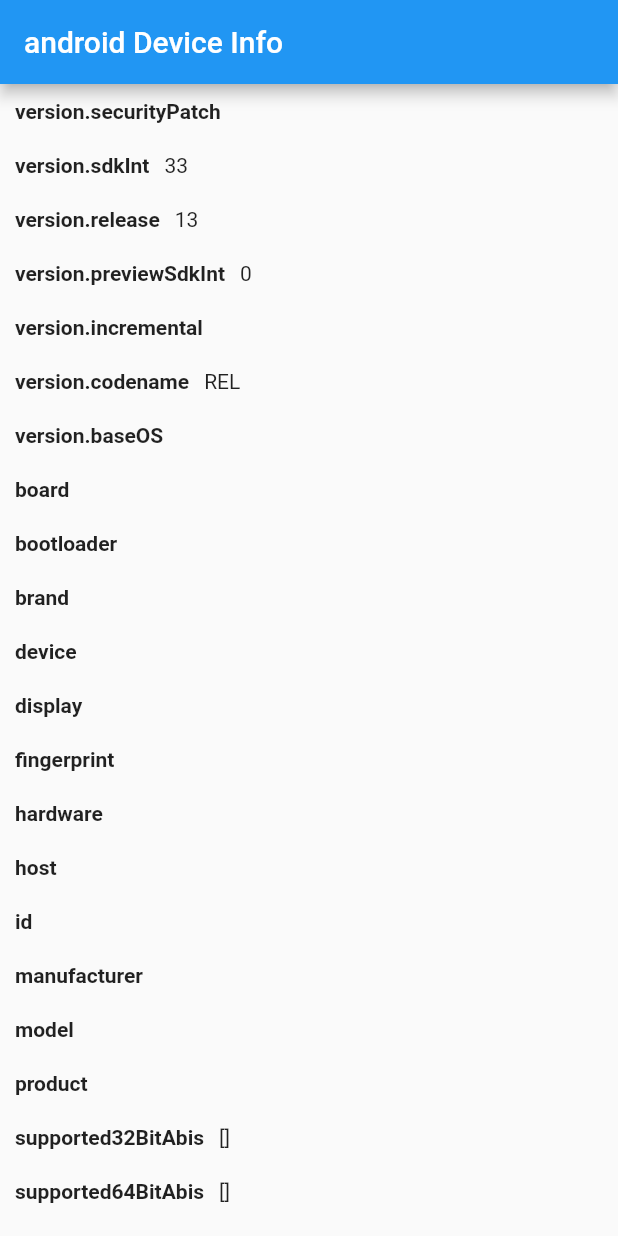
After one commit to di1shuai/sleep_early, a Flutter app: the Menu screen opened directly, after a tap on "DeviceInfo", on a phone screen of 412 x 824 dp. The commit adds this screen. Run offline on Flutter 3.47's test engine with Material 2 defaults, Android fonts, the phone set to English and light mode, and no system bars; our stand-ins replace device_info, permission_handler; missing offline and left inert: shutdown_platform.

Commit message:
device id dmo

```diff
--- /dev/null
+++ b/lib/demo/device_id.dart
@@ -0,0 +1,59 @@
+import 'dart:async';
+
+import 'dart:io';
+import 'package:flutter/material.dart';
+import 'package:flutter/services.dart';
+import 'package:device_info/device_info.dart';
+import 'package:sleep_early/component/device_id.dart';
+
+class DeviceIdPage extends StatefulWidget {
+  @override
+  _DeviceIdPageState createState() => _DeviceIdPageState();
+}
+
+class _DeviceIdPageState extends State<DeviceIdPage> {
+  static final DeviceInfoPlugin deviceInfoPlugin = DeviceInfoPlugin();
+  String _deviceId = '';
+  String _platform = '';
+
+  @override
+  void initState() {
+    super.initState();
+    initPlatformState();
+  }
+
+  Future<void> initPlatformState() async {
+    String deviceId = await DeviceId.getDeviceId;
+    String platform = Platform.operatingSystem;
+    try {
+      if (Platform.isAndroid) {
+      } else if (Platform.isIOS) {
+      } else if (Platform.isMacOS) {
+      } else if (Platform.isWindows) {
+      } else if (Platform.isLinux) {
+      } else {
+        platform = 'unknow';
+      }
+    } on PlatformException {
+
+    }
+    setState(() {
+      _deviceId = deviceId;
+      _platform = platform;
+    });
+  }
+
+  @override
+  Widget build(BuildContext context) {
+    return MaterialApp(
+      home: Scaffold(
+        appBar: AppBar(
+          title: Text(_platform + ' Device Info'),
+        ),
+        body: new Center(
+          child: Text(_deviceId),
+        ),
+      ),
+    );
+  }
+}
--- /dev/null
+++ b/lib/demo/device_info.dart
@@ -0,0 +1,142 @@
+import 'dart:async';
+
+import 'dart:io';
+import 'package:flutter/material.dart';
+import 'package:flutter/services.dart';
+import 'package:device_info/device_info.dart';
+
+class DeviceInfoPage extends StatefulWidget {
+  @override
+  _DeviceInfoPageState createState() => _DeviceInfoPageState();
+}
+
+class _DeviceInfoPageState extends State<DeviceInfoPage> {
+  static final DeviceInfoPlugin deviceInfoPlugin = DeviceInfoPlugin();
+  Map<String, dynamic> _deviceData = <String, dynamic>{};
+  String platform = '';
+
+  @override
+  void initState() {
+    super.initState();
+    initPlatformState();
+  }
+
+  Future<void> initPlatformState() async {
+    Map<String, dynamic> deviceData;
+
+    try {
+      if (Platform.isAndroid) {
+        platform = 'android';
+        deviceData = _readAndroidBuildData(await deviceInfoPlugin.androidInfo);
+      } else if (Platform.isIOS) {
+        platform = 'ios';
+        deviceData = _readIosDeviceInfo(await deviceInfoPlugin.iosInfo);
+      } else if (Platform.isMacOS) {
+        platform = 'macos';
+        deviceData = <String, dynamic>{platform: 'no support'};
+      } else if (Platform.isWindows) {
+        platform = 'windows';
+        deviceData = <String, dynamic>{platform: 'no support'};
+      } else if (Platform.isLinux) {
+        platform = 'linux';
+        deviceData = <String, dynamic>{platform: 'no support'};
+      } else {
+        platform = 'unknow';
+        deviceData = <String, dynamic>{platform: 'no support'};
+      }
+    } on PlatformException {
+      deviceData = <String, dynamic>{
+        'Error:': 'Failed to get platform version.'
+      };
+    }
+    setState(() {
+      _deviceData = deviceData;
+    });
+  }
+
+  Map<String, dynamic> _readAndroidBuildData(AndroidDeviceInfo build) {
+    return <String, dynamic>{
+      'version.securityPatch': build.version.securityPatch,
+      'version.sdkInt': build.version.sdkInt,
+      'version.release': build.version.release,
+      'version.previewSdkInt': build.version.previewSdkInt,
+      'version.incremental': build.version.incremental,
+      'version.codename': build.version.codename,
+      'version.baseOS': build.version.baseOS,
+      'board': build.board,
+      'bootloader': build.bootloader,
+      'brand': build.brand,
+      'device': build.device,
+      'display': build.display,
+      'fingerprint': build.fingerprint,
+      'hardware': build.hardware,
+      'host': build.host,
+      'id': build.id,
+      'manufacturer': build.manufacturer,
+      'model': build.model,
+      'product': build.product,
+      'supported32BitAbis': build.supported32BitAbis,
+      'supported64BitAbis': build.supported64BitAbis,
+      'supportedAbis': build.supportedAbis,
+      'tags': build.tags,
+      'type': build.type,
+      'isPhysicalDevice': build.isPhysicalDevice,
+      'androidId': build.androidId,
+      'systemFeatures': build.systemFeatures,
+    };
+  }
+
+  Map<String, dynamic> _readIosDeviceInfo(IosDeviceInfo data) {
+    return <String, dynamic>{
+      'name': data.name,
+      'systemName': data.systemName,
+      'systemVersion': data.systemVersion,
+      'model': data.model,
+      'localizedModel': data.localizedModel,
+      'identifierForVendor': data.identifierForVendor,
+      'isPhysicalDevice': data.isPhysicalDevice,
+      'utsname.sysname:': data.utsname.sysname,
+      'utsname.nodename:': data.utsname.nodename,
+      'utsname.release:': data.utsname.release,
+      'utsname.version:': data.utsname.version,
+      'utsname.machine:': data.utsname.machine,
+    };
+  }
+
+  @override
+  Widget build(BuildContext context) {
+    return MaterialApp(
+      home: Scaffold(
+        appBar: AppBar(
+          title: Text(platform + ' Device Info'),
+        ),
+        body: ListView(
+          children: _deviceData.keys.map((String property) {
+            return Row(
+              children: <Widget>[
+                Container(
+                  padding: const EdgeInsets.all(10.0),
+                  child: Text(
+                    property,
+                    style: const TextStyle(
+                      fontWeight: FontWeight.bold,
+                    ),
+                  ),
+                ),
+                Expanded(
+                    child: Container(
+                  padding: const EdgeInsets.fromLTRB(0.0, 10.0, 0.0, 10.0),
+                  child: Text(
+                    '${_deviceData[property]}',
+                    maxLines: 10,
+                    overflow: TextOverflow.ellipsis,
+                  ),
+                )),
+              ],
+            );
+          }).toList(),
+        ),
+      ),
+    );
+  }
+}
--- a/lib/main.dart
+++ b/lib/main.dart
@@ -5,6 +5,9 @@ import 'package:sleep_early/demo/native.dart';
 void main() => runApp(SleepEarly());
 
 class SleepEarly extends StatelessWidget {
+
+
+
   @override
   Widget build(BuildContext context) {
     return MaterialApp(
--- a/lib/views/menu.dart
+++ b/lib/views/menu.dart
@@ -1,5 +1,8 @@
 import 'package:flutter/material.dart';
 import 'package:shutdown_platform/shutdown_platform.dart';
+import 'package:sleep_early/demo/device_id.dart';
+import 'package:sleep_early/demo/device_info.dart';
+import 'package:sleep_early/demo/permission_demo.dart';
 
 class Menu extends StatefulWidget {
   @override
@@ -11,10 +14,15 @@ class _Menu extends State<Menu> {
   Widget build(BuildContext context) {
     return new Scaffold(
         appBar: new AppBar(
-        title: new Text('Second Screen'),
+          title: new Text('Menu'),
         ),
         body: new Center(
+            child: Column(
+          children: <Widget>[
+            Expanded(
+              flex: 1,
               child: new RaisedButton(
+                color: Theme.of(context).buttonColor,
                 child: new Text('Shutdown'),
                 onPressed: () async {
                   // Navigator.pop(context);
@@ -22,6 +30,53 @@ class _Menu extends State<Menu> {
                 },
               ),
             ),
+            Expanded(
+              flex: 1,
+              child: new RaisedButton(
+                color: Theme.of(context).buttonColor,
+                child: new Text('DeviceInfo'),
+                onPressed: () {
+                  Navigator.push(
+                    context,
+                    new MaterialPageRoute(
+                        builder: (context) => new DeviceInfoPage()),
                   );
+                },
+              ),
+            ),
+            Expanded(
+              flex: 1,
+              child: new RaisedButton(
+                color: Theme.of(context).buttonColor,
+                child: new Text('DeviceId'),
+                onPressed: () {
+                  Navigator.push(
+                    context,
+                    new MaterialPageRoute(
+                        builder: (context) => new DeviceIdPage()),
+                  );
+                },
+              ),
+            ),
+            Expanded(
+              flex: 1,
+              child: new RaisedButton(
+                color: Theme.of(context).buttonColor,
+                child: new Text('Permission'),
+                onPressed: () {
+                  Navigator.push(
+                    context,
+                    new MaterialPageRoute(
+                        builder: (context) => new PermissionPage()),
+                  );
+                },
+              ),
+            ),
+            Expanded(
+              flex: 1,
+              child: new Text('占位'),
+            )
+          ],
+        )));
   }
 }
--- a/pubspec.yaml
+++ b/pubspec.yaml
@@ -24,6 +24,9 @@ dependencies:
   # Use with the CupertinoIcons class for iOS style icons.
   cupertino_icons: ^0.1.2
   shutdown_platform: ^0.1.0
+  device_info: ^0.4.2+1
+  permission_handler: ^5.0.0+hotfix.3
+
 
 dev_dependencies:
   flutter_test:
```
Also changed, not shown: lib/component/device_id.dart (added, +33 -0 lines), lib/demo/permission_demo.dart (added, +126 -0 lines), pubspec.lock, 7 other files. Lines whose indentation alone changed are shown as unchanged.
